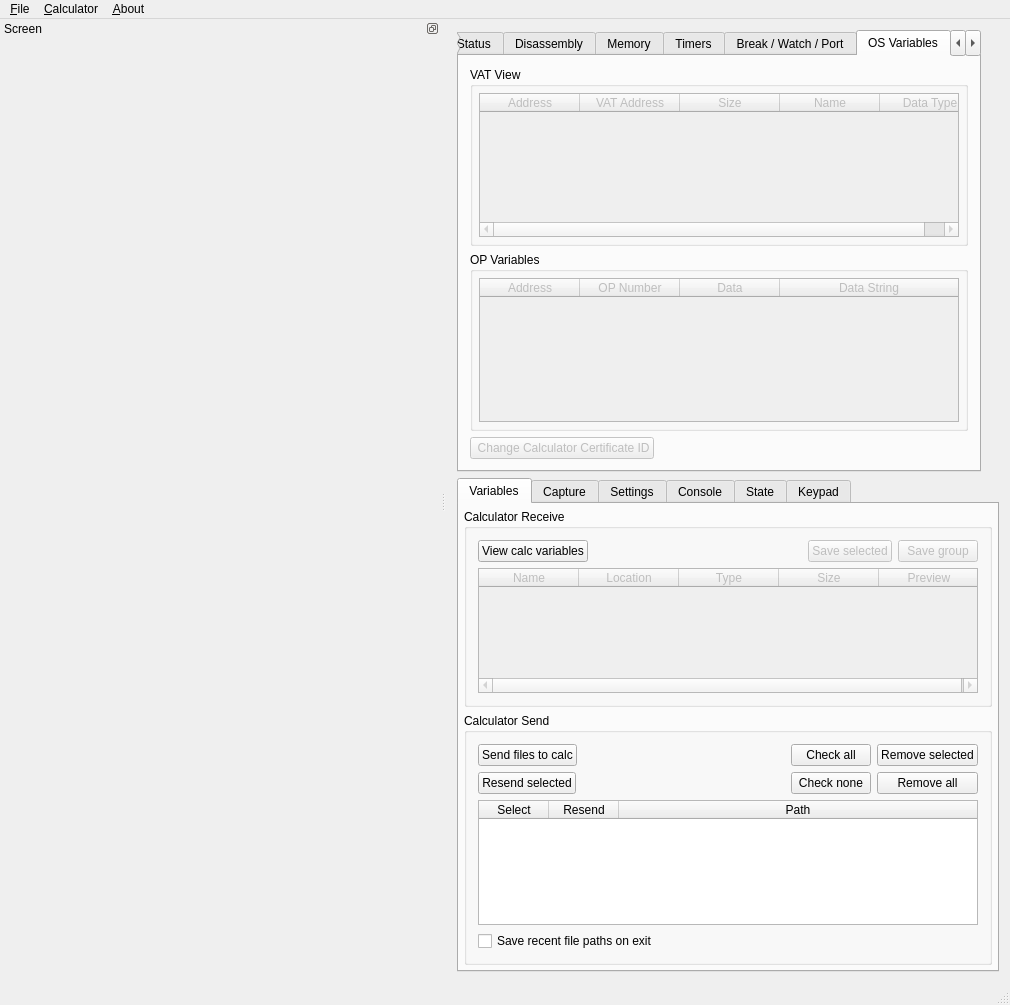
Above: gui/qt/mainwindow.ui from CE-Programming/CEmu before the change. Below: the same form after it.
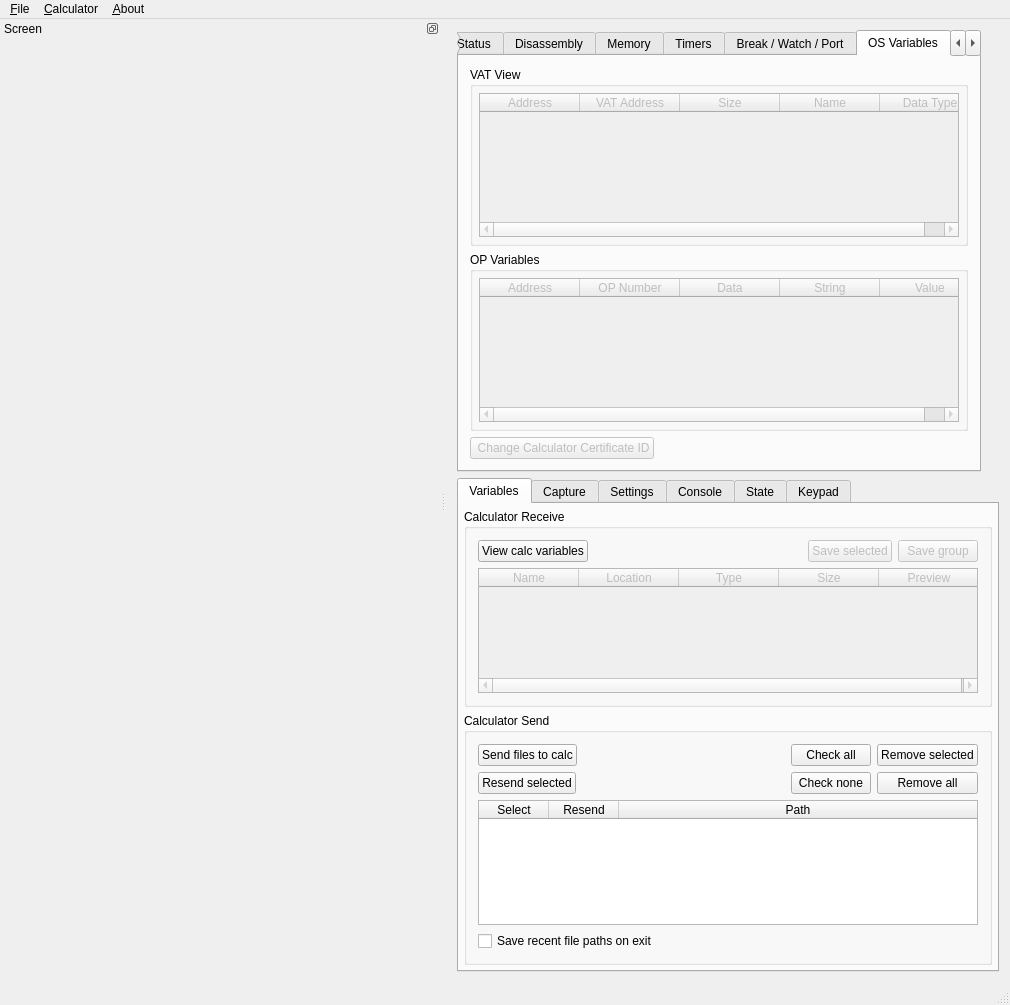
That is the form after the change. The open tabs and pages were chosen to show the change. Icons and pictures are not drawn. Custom widgets are drawn as their Qt base class.

Patch:
```diff
--- a/gui/qt/mainwindow.ui
+++ b/gui/qt/mainwindow.ui
@@ -4815,7 +4815,12 @@
              </column>
              <column>
               <property name="text">
-               <string>Data String</string>
+               <string>String</string>
+              </property>
+             </column>
+             <column>
+              <property name="text">
+               <string>Value</string>
               </property>
              </column>
             </widget>
```
Left out of the diff: 13 changed lines with no effect on the pictures.
